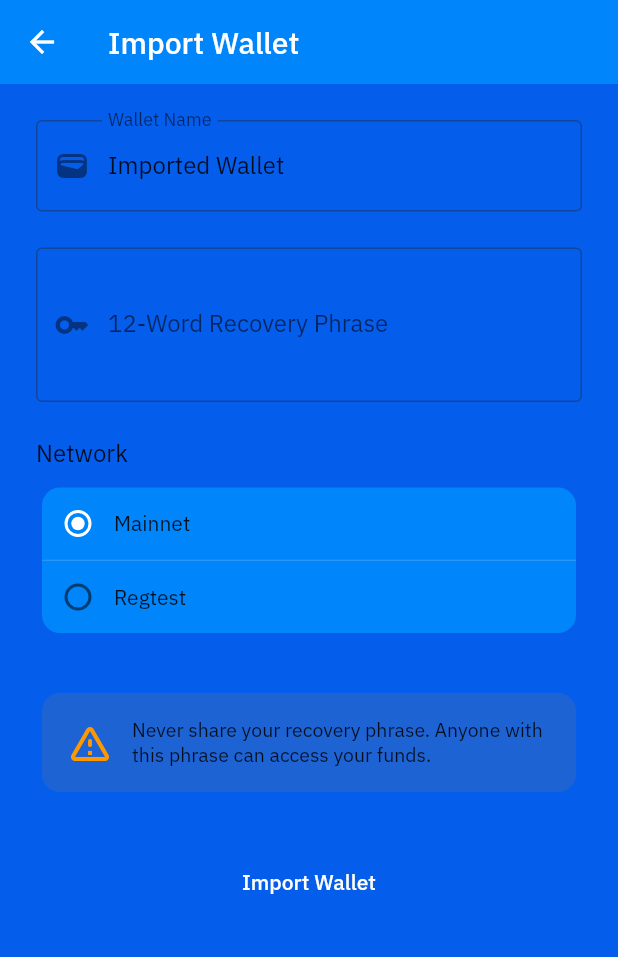
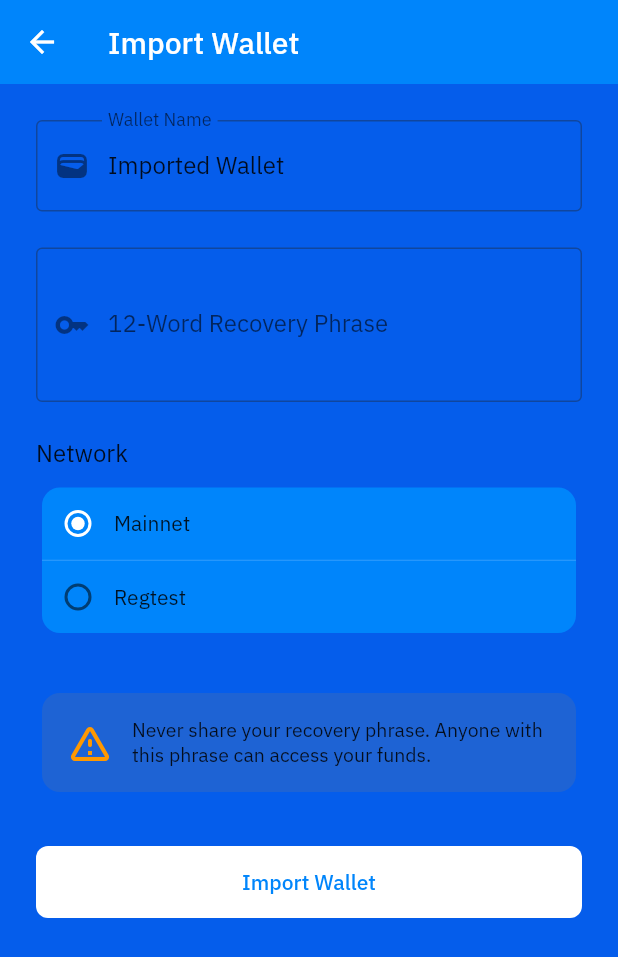
Before and after one commit to breez/glow, a Flutter app: the screen it shows after launch, after a tap on "RESTORE", on a phone screen of 412 x 824 dp. Shown: the top 957 px of the screen. Run offline on Flutter 3.47's test engine with Material 3 defaults, Android fonts, the phone set to English and light mode, and no system bars; our stand-ins replace auto_size_text, device_info_plus, flutter_riverpod, flutter_secure_storage, flutter_svg, image_picker and 4 more; missing offline and left inert: bip39, breez_sdk_spark_flutter, mobile_scanner.

Commit message:
style: apply FilledButton theme globally
- Add filledButtonTheme to themes
- Set consistent styling for all FilledButtons (height, radius, colors)
- Removes the need for inline style declarations on individual buttons
- Improve LN Address card, Delete LN Address confirmation button text visibility

```diff
--- a/lib/app_routes.dart
+++ b/lib/app_routes.dart
@@ -279,10 +279,6 @@ class _PaymentScreenPlaceholder extends StatelessWidget {
               ),
               const SizedBox(height: 32),
               FilledButton.icon(
-                style: FilledButton.styleFrom(
-                  minimumSize: const Size.fromHeight(48),
-                  backgroundColor: Theme.of(context).primaryColorLight,
-                ),
                 onPressed: () => Navigator.of(context).pop(),
                 icon: const Icon(Icons.arrow_back),
                 label: const Text('Go Back'),
--- a/lib/screens/developers_screen.dart
+++ b/lib/screens/developers_screen.dart
@@ -666,7 +666,6 @@ class _MaxFeeBottomSheetState extends State<_MaxFeeBottomSheet> {
                     Expanded(
                       flex: 2,
                       child: FilledButton(
-                        style: FilledButton.styleFrom(backgroundColor: Theme.of(context).primaryColorLight),
                         onPressed: () {
                           widget.onSave(_currentFee);
                           Navigator.pop(context);
--- a/lib/screens/send/send_screen.dart
+++ b/lib/screens/send/send_screen.dart
@@ -136,10 +136,6 @@ class _SendPageState extends ConsumerState<SendScreen> {
       child: Padding(
         padding: const EdgeInsets.all(16.0),
         child: FilledButton(
-          style: FilledButton.styleFrom(
-            minimumSize: const Size.fromHeight(48),
-            backgroundColor: Theme.of(context).primaryColorLight,
-          ),
           onPressed: hasText && !isProcessing ? _onApprovePressed : null,
           child: SizedBox(
             height: 48,
--- a/lib/screens/wallet/verify_screen.dart
+++ b/lib/screens/wallet/verify_screen.dart
@@ -62,7 +62,6 @@ class _WalletVerifyScreenState extends ConsumerState<WalletVerifyScreen> with Lo
           SecurityTipsCard(),
           SizedBox(height: 32),
           FilledButton(
-            style: FilledButton.styleFrom(backgroundColor: Theme.of(context).primaryColorLight),
             onPressed: _isConfirming ? null : _confirm,
             child: _isConfirming
                 ? SizedBox(height: 20, width: 20, child: CircularProgressIndicator(strokeWidth: 2))
--- a/lib/theme/dark_theme.dart
+++ b/lib/theme/dark_theme.dart
@@ -42,6 +42,15 @@ ThemeData buildDarkTheme() {
     ),
 
     bottomAppBarTheme: const BottomAppBarThemeData(height: 60, elevation: 0, color: BreezColors.primaryLight),
+
+    filledButtonTheme: FilledButtonThemeData(
+      style: FilledButton.styleFrom(
+        backgroundColor: BreezColors.primaryLight,
+        foregroundColor: Colors.white,
+        minimumSize: const Size.fromHeight(48),
+        shape: RoundedRectangleBorder(borderRadius: BorderRadius.circular(8)),
+      ),
+    ),
 
     floatingActionButtonTheme: const FloatingActionButtonThemeData(
       backgroundColor: BreezColors.primaryLight,
--- a/lib/theme/light_theme.dart
+++ b/lib/theme/light_theme.dart
@@ -42,6 +42,15 @@ ThemeData buildLightTheme() {
     ),
 
     bottomAppBarTheme: const BottomAppBarThemeData(height: 60, elevation: 0, color: BreezColors.primaryLight),
+
+    filledButtonTheme: FilledButtonThemeData(
+      style: FilledButton.styleFrom(
+        backgroundColor: Colors.white,
+        foregroundColor: BreezColors.primaryLight,
+        minimumSize: const Size.fromHeight(48),
+        shape: RoundedRectangleBorder(borderRadius: BorderRadius.circular(8)),
+      ),
+    ),
 
     floatingActionButtonTheme: const FloatingActionButtonThemeData(
       backgroundColor: BreezColors.primaryLight,
--- a/lib/widgets/receive/edit_lightning_address_sheet.dart
+++ b/lib/widgets/receive/edit_lightning_address_sheet.dart
@@ -208,7 +208,7 @@ class _EditLightningAddressSheetState extends State<EditLightningAddressSheet> {
               style: FilledButton.styleFrom(backgroundColor: Theme.of(context).colorScheme.error),
               child: _isProcessing
                   ? const SizedBox(height: 20, width: 20, child: CircularProgressIndicator(strokeWidth: 2))
-                  : const Text('Yes, Delete'),
+                  : Text('Yes, Delete', style: TextStyle(color: Theme.of(context).colorScheme.onError)),
             ),
             const SizedBox(height: 8),
             OutlinedButton(
--- a/lib/widgets/receive/lightning_address_card.dart
+++ b/lib/widgets/receive/lightning_address_card.dart
@@ -12,10 +12,7 @@ class LightningAddressCard extends StatelessWidget {
   Widget build(BuildContext context) {
     return Container(
       padding: const EdgeInsets.all(16),
-      decoration: BoxDecoration(
-        color: Theme.of(context).colorScheme.surfaceContainerHighest,
-        borderRadius: BorderRadius.circular(12),
-      ),
+      decoration: BoxDecoration(color: Theme.of(context).cardColor, borderRadius: BorderRadius.circular(12)),
       child: Column(
         crossAxisAlignment: CrossAxisAlignment.start,
         children: [
```
